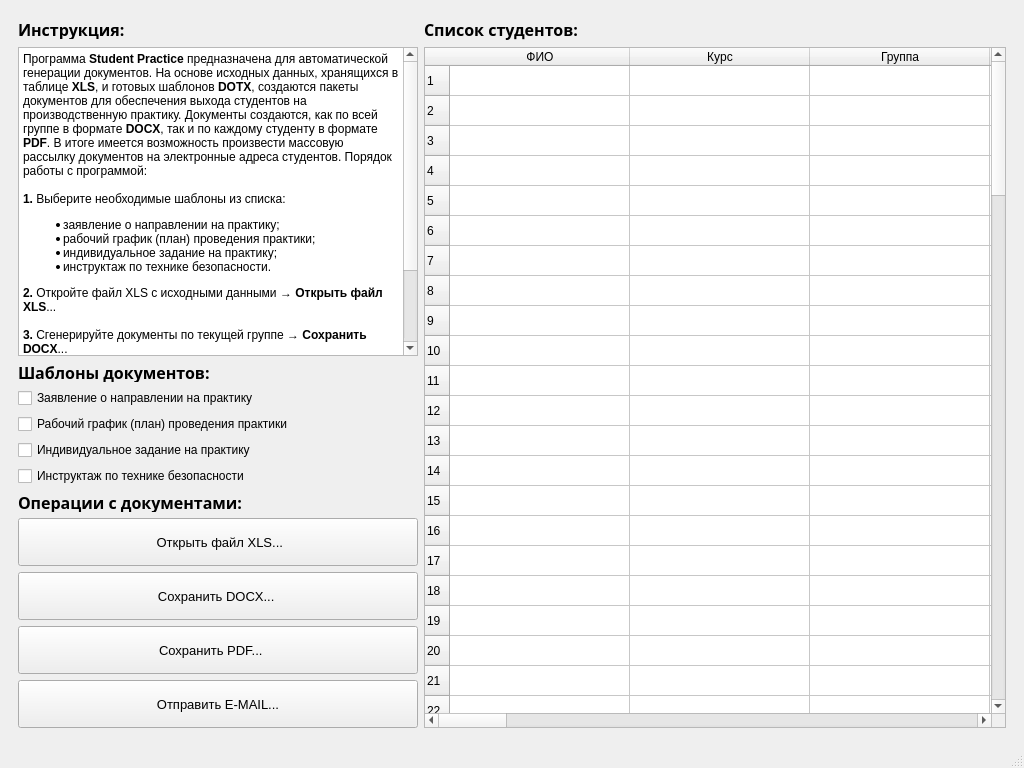
The window that students.ui (motor1n/students) describes before a commit, drawn with Qt 5.
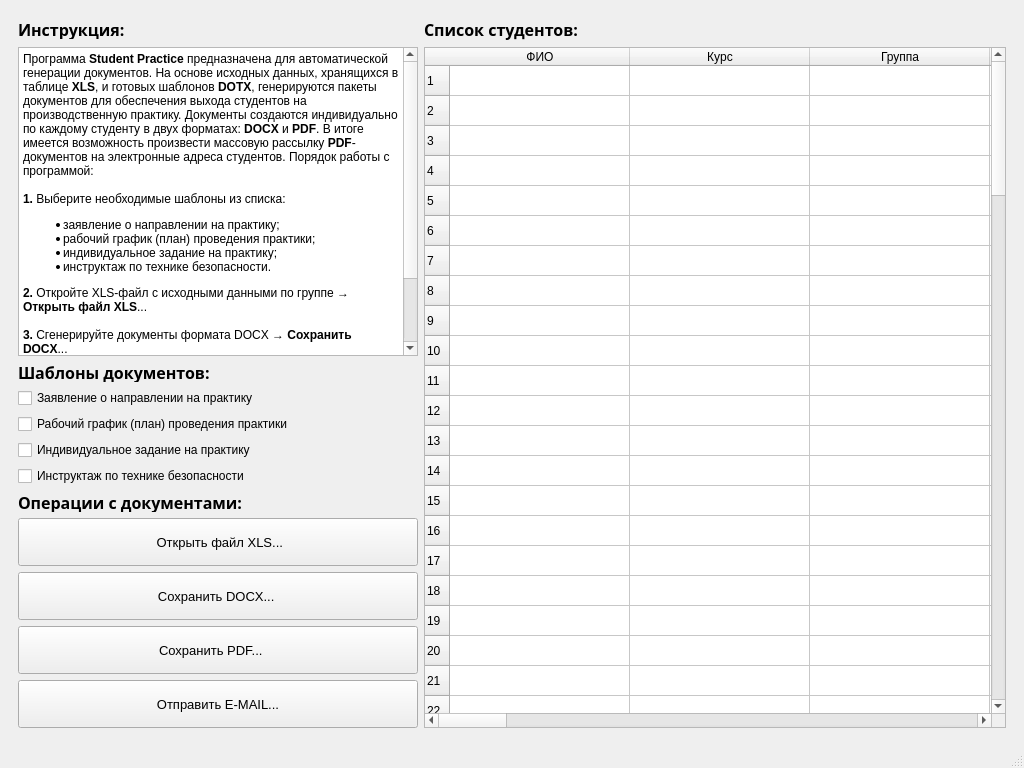
The same window after the commit. Icons and pictures are not drawn.

Commit message: Student Practice 0.9.0

```diff
--- a/students.ui
+++ b/students.ui
@@ -946,18 +946,18 @@
 &lt;html&gt;&lt;head&gt;&lt;meta name=&quot;qrichtext&quot; content=&quot;1&quot; /&gt;&lt;style type=&quot;text/css&quot;&gt;
 p, li { white-space: pre-wrap; }
 &lt;/style&gt;&lt;/head&gt;&lt;body style=&quot; font-family:'Noto Sans'; font-size:10pt; font-weight:400; font-style:normal;&quot;&gt;
-&lt;p style=&quot; margin-top:0px; margin-bottom:0px; margin-left:0px; margin-right:0px; -qt-block-indent:0; text-indent:0px;&quot;&gt;&lt;span style=&quot; font-size:9pt;&quot;&gt;Программа &lt;/span&gt;&lt;span style=&quot; font-size:9pt; font-weight:600;&quot;&gt;Student Practice &lt;/span&gt;&lt;span style=&quot; font-size:9pt;&quot;&gt;предназначена для автоматической генерации документов. На основе исходных данных, хранящихся в таблице &lt;/span&gt;&lt;span style=&quot; font-size:9pt; font-weight:600;&quot;&gt;XLS&lt;/span&gt;&lt;span style=&quot; font-size:9pt;&quot;&gt;, и готовых шаблонов &lt;/span&gt;&lt;span style=&quot; font-size:9pt; font-weight:600;&quot;&gt;DOTX&lt;/span&gt;&lt;span style=&quot; font-size:9pt;&quot;&gt;, создаются пакеты документов для обеспечения выхода студентов на производственную практику. Документы создаются, как по всей группе в формате &lt;/span&gt;&lt;span style=&quot; font-size:9pt; font-weight:600;&quot;&gt;DOCX&lt;/span&gt;&lt;span style=&quot; font-size:9pt;&quot;&gt;, так и по каждому студенту в формате &lt;/span&gt;&lt;span style=&quot; font-size:9pt; font-weight:600;&quot;&gt;PDF&lt;/span&gt;&lt;span style=&quot; font-size:9pt;&quot;&gt;. В итоге имеется возможность произвести массовую рассылку документов на электронные адреса студентов. Порядок работы с программой:&lt;/span&gt;&lt;/p&gt;
+&lt;p style=&quot; margin-top:0px; margin-bottom:0px; margin-left:0px; margin-right:0px; -qt-block-indent:0; text-indent:0px;&quot;&gt;&lt;span style=&quot; font-size:9pt;&quot;&gt;Программа &lt;/span&gt;&lt;span style=&quot; font-size:9pt; font-weight:600;&quot;&gt;Student Practice &lt;/span&gt;&lt;span style=&quot; font-size:9pt;&quot;&gt;предназначена для автоматической генерации документов. На основе исходных данных, хранящихся в таблице &lt;/span&gt;&lt;span style=&quot; font-size:9pt; font-weight:600;&quot;&gt;XLS&lt;/span&gt;&lt;span style=&quot; font-size:9pt;&quot;&gt;, и готовых шаблонов &lt;/span&gt;&lt;span style=&quot; font-size:9pt; font-weight:600;&quot;&gt;DOTX&lt;/span&gt;&lt;span style=&quot; font-size:9pt;&quot;&gt;, генерируются пакеты документов для обеспечения выхода студентов на производственную практику. Документы создаются индивидуально по каждому студенту в двух форматах: &lt;/span&gt;&lt;span style=&quot; font-size:9pt; font-weight:600;&quot;&gt;DOCX&lt;/span&gt;&lt;span style=&quot; font-size:9pt;&quot;&gt; и &lt;/span&gt;&lt;span style=&quot; font-size:9pt; font-weight:600;&quot;&gt;PDF&lt;/span&gt;&lt;span style=&quot; font-size:9pt;&quot;&gt;. В итоге имеется возможность произвести массовую рассылку &lt;/span&gt;&lt;span style=&quot; font-size:9pt; font-weight:600;&quot;&gt;PDF&lt;/span&gt;&lt;span style=&quot; font-size:9pt;&quot;&gt;-документов на электронные адреса студентов. Порядок работы с программой:&lt;/span&gt;&lt;/p&gt;
 &lt;p style=&quot;-qt-paragraph-type:empty; margin-top:0px; margin-bottom:0px; margin-left:0px; margin-right:0px; -qt-block-indent:0; text-indent:0px; font-size:9pt;&quot;&gt;&lt;br /&gt;&lt;/p&gt;
 &lt;p style=&quot; margin-top:0px; margin-bottom:0px; margin-left:0px; margin-right:0px; -qt-block-indent:0; text-indent:0px;&quot;&gt;&lt;span style=&quot; font-size:9pt; font-weight:600;&quot;&gt;1.&lt;/span&gt;&lt;span style=&quot; font-size:9pt;&quot;&gt; Выберите необходимые шаблоны из списка:&lt;/span&gt;&lt;/p&gt;
 &lt;ul style=&quot;margin-top: 0px; margin-bottom: 0px; margin-left: 0px; margin-right: 0px; -qt-list-indent: 1;&quot;&gt;&lt;li style=&quot; font-size:9pt;&quot; style=&quot; margin-top:12px; margin-bottom:0px; margin-left:0px; margin-right:0px; -qt-block-indent:0; text-indent:0px;&quot;&gt;заявление о направлении на практику;&lt;/li&gt;
 &lt;li style=&quot; font-size:9pt;&quot; style=&quot; margin-top:0px; margin-bottom:0px; margin-left:0px; margin-right:0px; -qt-block-indent:0; text-indent:0px;&quot;&gt;рабочий график (план) проведения практики;&lt;/li&gt;
 &lt;li style=&quot; font-size:9pt;&quot; style=&quot; margin-top:0px; margin-bottom:0px; margin-left:0px; margin-right:0px; -qt-block-indent:0; text-indent:0px;&quot;&gt;индивидуальное задание на практику;&lt;/li&gt;&lt;/ul&gt;
 &lt;ul style=&quot;margin-top: 0px; margin-bottom: 0px; margin-left: 0px; margin-right: 0px; -qt-list-indent: 1;&quot;&gt;&lt;li style=&quot; font-size:9pt;&quot; style=&quot; margin-top:0px; margin-bottom:12px; margin-left:0px; margin-right:0px; -qt-block-indent:0; text-indent:0px;&quot;&gt;инструктаж по технике безопасности.&lt;/li&gt;&lt;/ul&gt;
-&lt;p style=&quot; margin-top:0px; margin-bottom:0px; margin-left:0px; margin-right:0px; -qt-block-indent:0; text-indent:0px;&quot;&gt;&lt;span style=&quot; font-size:9pt; font-weight:600;&quot;&gt;2.&lt;/span&gt;&lt;span style=&quot; font-size:9pt;&quot;&gt; Откройте файл XLS с исходными данными → &lt;/span&gt;&lt;span style=&quot; font-size:9pt; font-weight:600;&quot;&gt;Открыть файл XLS&lt;/span&gt;&lt;span style=&quot; font-size:9pt;&quot;&gt;...&lt;/span&gt;&lt;/p&gt;
+&lt;p style=&quot; margin-top:0px; margin-bottom:0px; margin-left:0px; margin-right:0px; -qt-block-indent:0; text-indent:0px;&quot;&gt;&lt;span style=&quot; font-size:9pt; font-weight:600;&quot;&gt;2.&lt;/span&gt;&lt;span style=&quot; font-size:9pt;&quot;&gt; Откройте XLS-файл с исходными данными по группе → &lt;/span&gt;&lt;span style=&quot; font-size:9pt; font-weight:600;&quot;&gt;Открыть файл XLS&lt;/span&gt;&lt;span style=&quot; font-size:9pt;&quot;&gt;...&lt;/span&gt;&lt;/p&gt;
 &lt;p style=&quot;-qt-paragraph-type:empty; margin-top:0px; margin-bottom:0px; margin-left:0px; margin-right:0px; -qt-block-indent:0; text-indent:0px; font-size:9pt;&quot;&gt;&lt;br /&gt;&lt;/p&gt;
-&lt;p style=&quot; margin-top:0px; margin-bottom:0px; margin-left:0px; margin-right:0px; -qt-block-indent:0; text-indent:0px;&quot;&gt;&lt;span style=&quot; font-size:9pt; font-weight:600;&quot;&gt;3.&lt;/span&gt;&lt;span style=&quot; font-size:9pt;&quot;&gt; Сгенерируйте документы по текущей группе → &lt;/span&gt;&lt;span style=&quot; font-size:9pt; font-weight:600;&quot;&gt;Сохранить DOCX&lt;/span&gt;&lt;span style=&quot; font-size:9pt;&quot;&gt;...&lt;/span&gt;&lt;/p&gt;
+&lt;p style=&quot; margin-top:0px; margin-bottom:0px; margin-left:0px; margin-right:0px; -qt-block-indent:0; text-indent:0px;&quot;&gt;&lt;span style=&quot; font-size:9pt; font-weight:600;&quot;&gt;3.&lt;/span&gt;&lt;span style=&quot; font-size:9pt;&quot;&gt; Сгенерируйте документы формата DOCX → &lt;/span&gt;&lt;span style=&quot; font-size:9pt; font-weight:600;&quot;&gt;Сохранить DOCX&lt;/span&gt;&lt;span style=&quot; font-size:9pt;&quot;&gt;...&lt;/span&gt;&lt;/p&gt;
 &lt;p style=&quot;-qt-paragraph-type:empty; margin-top:0px; margin-bottom:0px; margin-left:0px; margin-right:0px; -qt-block-indent:0; text-indent:0px; font-size:9pt;&quot;&gt;&lt;br /&gt;&lt;/p&gt;
-&lt;p style=&quot; margin-top:0px; margin-bottom:0px; margin-left:0px; margin-right:0px; -qt-block-indent:0; text-indent:0px;&quot;&gt;&lt;span style=&quot; font-size:9pt; font-weight:600;&quot;&gt;4.&lt;/span&gt;&lt;span style=&quot; font-size:9pt;&quot;&gt; Создайте индивидуальные пакеты документов → &lt;/span&gt;&lt;span style=&quot; font-size:9pt; font-weight:600;&quot;&gt;Сохранить PDF&lt;/span&gt;&lt;span style=&quot; font-size:9pt;&quot;&gt;...&lt;/span&gt;&lt;/p&gt;
+&lt;p style=&quot; margin-top:0px; margin-bottom:0px; margin-left:0px; margin-right:0px; -qt-block-indent:0; text-indent:0px;&quot;&gt;&lt;span style=&quot; font-size:9pt; font-weight:600;&quot;&gt;4.&lt;/span&gt;&lt;span style=&quot; font-size:9pt;&quot;&gt; Сгенерируйте документы формата PDF → &lt;/span&gt;&lt;span style=&quot; font-size:9pt; font-weight:600;&quot;&gt;Сохранить PDF&lt;/span&gt;&lt;span style=&quot; font-size:9pt;&quot;&gt;...&lt;/span&gt;&lt;/p&gt;
 &lt;p style=&quot;-qt-paragraph-type:empty; margin-top:0px; margin-bottom:0px; margin-left:0px; margin-right:0px; -qt-block-indent:0; text-indent:0px; font-size:9pt;&quot;&gt;&lt;br /&gt;&lt;/p&gt;
 &lt;p style=&quot; margin-top:0px; margin-bottom:0px; margin-left:0px; margin-right:0px; -qt-block-indent:0; text-indent:0px;&quot;&gt;&lt;span style=&quot; font-size:9pt; font-weight:600;&quot;&gt;5.&lt;/span&gt;&lt;span style=&quot; font-size:9pt;&quot;&gt; Отправьте пакеты документов на электронные адреса студентов → &lt;/span&gt;&lt;span style=&quot; font-size:9pt; font-weight:600;&quot;&gt;Отправить E-MAIL&lt;/span&gt;&lt;span style=&quot; font-size:9pt;&quot;&gt;...&lt;/span&gt;&lt;/p&gt;
 &lt;p style=&quot;-qt-paragraph-type:empty; margin-top:0px; margin-bottom:0px; margin-left:0px; margin-right:0px; -qt-block-indent:0; text-indent:0px; font-size:9pt;&quot;&gt;&lt;br /&gt;&lt;/p&gt;&lt;/body&gt;&lt;/html&gt;</string>
```
The commit also changes 3 other files.
